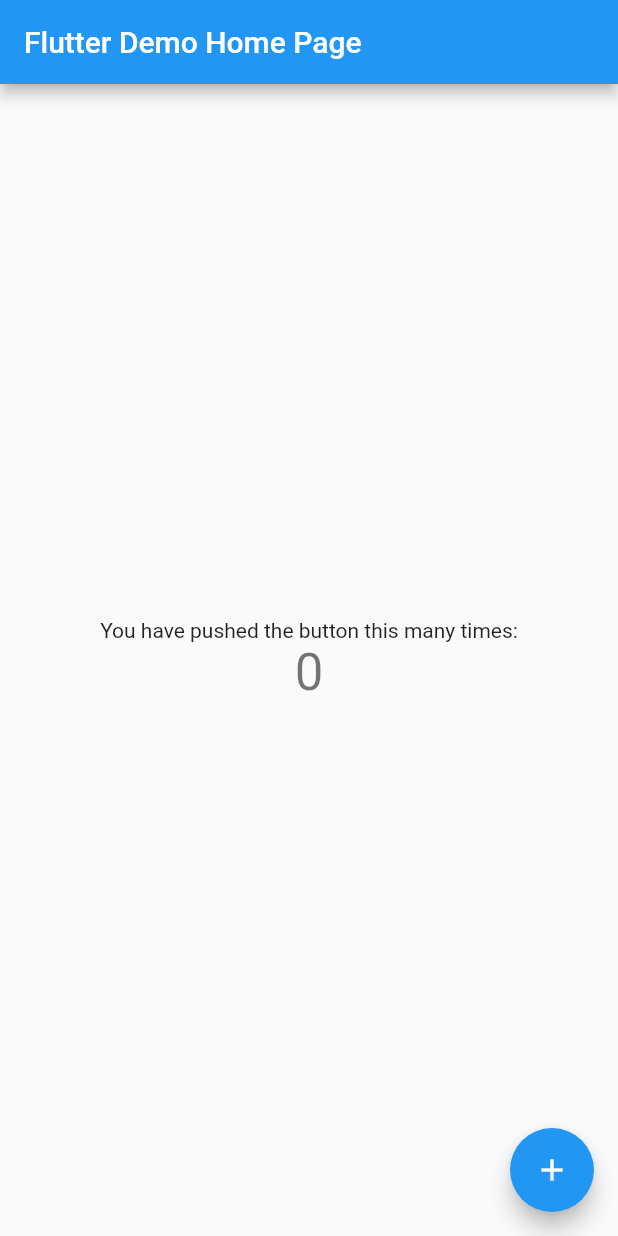
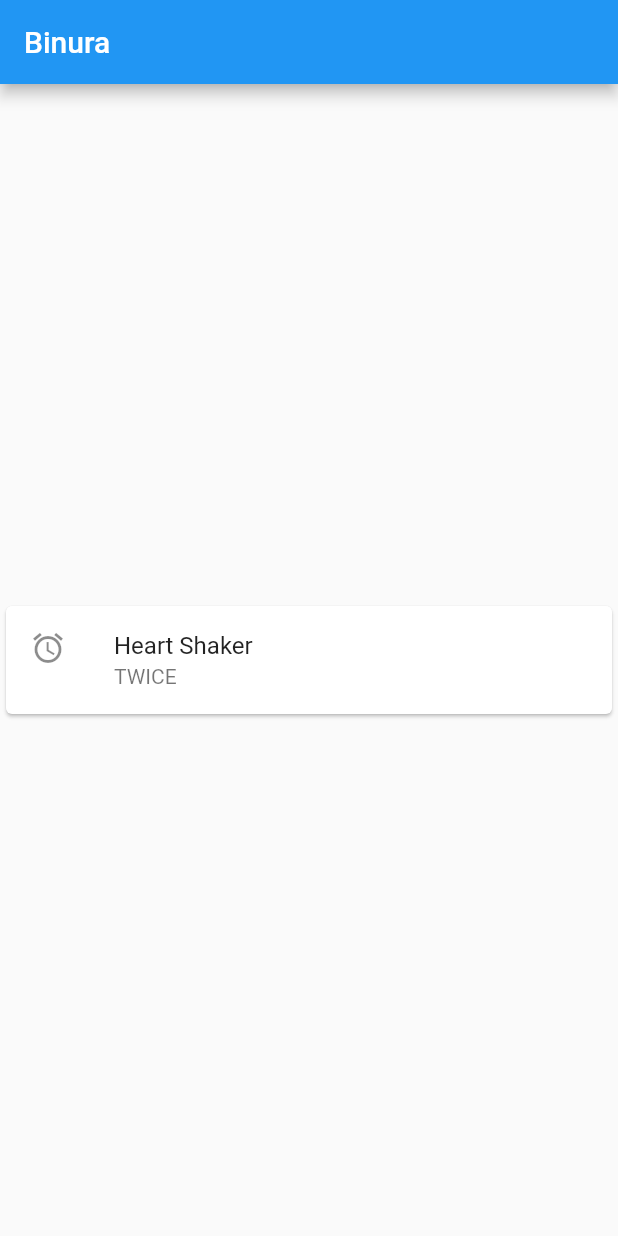
Before and after one commit to Binuraowin/cplustraining, a Flutter app: the screen it shows after launch, on a phone screen of 412 x 824 dp. Run offline on Flutter 3.47's test engine with Material 2 defaults, Android fonts, the phone set to English and light mode, and no system bars.

```diff
--- /dev/null
+++ b/cplustraining/lib/components/home.dart
@@ -0,0 +1,32 @@
+import 'package:flutter/material.dart';
+
+class Home extends StatefulWidget {
+  @override
+  _HomeState createState() => _HomeState();
+}
+
+class _HomeState extends State<Home> {
+  @override
+  Widget build(BuildContext context) {
+    return Scaffold(
+      appBar: AppBar(
+        title: (Text("Binura")),
+      ),
+      body: Center(
+        child:Card(
+               child: Column(
+                   mainAxisSize: MainAxisSize.min,
+          children: <Widget>[
+            const ListTile(
+              leading: Icon(Icons.access_alarm),
+               title: Text('Heart Shaker'),
+          subtitle: Text('TWICE'),
+            )
+          ],
+        ),
+        ),
+
+      ),
+    );
+  }
+}
--- a/cplustraining/lib/main.dart
+++ b/cplustraining/lib/main.dart
@@ -1,117 +1,75 @@
 import 'package:flutter/material.dart';
-
+import './components/home.dart';
 void main() {
   runApp(MyApp());
 }
 
 class MyApp extends StatelessWidget {
-  // This widget is the root of your application.
+
   @override
   Widget build(BuildContext context) {
     return MaterialApp(
       title: 'Flutter Demo',
       theme: ThemeData(
-        // This is the theme of your application.
-        //
-        // Try running your application with "flutter run". You'll see the
-        // application has a blue toolbar. Then, without quitting the app, try
-        // changing the primarySwatch below to Colors.green and then invoke
-        // "hot reload" (press "r" in the console where you ran "flutter run",
-        // or simply save your changes to "hot reload" in a Flutter IDE).
-        // Notice that the counter didn't reset back to zero; the application
-        // is not restarted.
+
         primarySwatch: Colors.blue,
-        // This makes the visual density adapt to the platform that you run
-        // the app on. For desktop platforms, the controls will be smaller and
-        // closer together (more dense) than on mobile platforms.
+
         visualDensity: VisualDensity.adaptivePlatformDensity,
       ),
-      home: MyHomePage(title: 'Flutter Demo Home Page'),
+      home: Home(),
     );
   }
 }
 
-class MyHomePage extends StatefulWidget {
-  MyHomePage({Key key, this.title}) : super(key: key);
+// class MyHomePage extends StatefulWidget {
+//   MyHomePage({Key key, this.title}) : super(key: key);
 
-  // This widget is the home page of your application. It is stateful, meaning
-  // that it has a State object (defined below) that contains fields that affect
-  // how it looks.
 
-  // This class is the configuration for the state. It holds the values (in this
-  // case the title) provided by the parent (in this case the App widget) and
-  // used by the build method of the State. Fields in a Widget subclass are
-  // always marked "final".
+//   final String title;
 
-  final String title;
+//   @override
+//   _MyHomePageState createState() => _MyHomePageState();
+// }
 
-  @override
-  _MyHomePageState createState() => _MyHomePageState();
-}
+// class _MyHomePageState extends State<MyHomePage> {
+//   int _counter = 0;
 
-class _MyHomePageState extends State<MyHomePage> {
-  int _counter = 0;
+//   void _incrementCounter() {
+//     setState(() {
 
-  void _incrementCounter() {
-    setState(() {
-      // This call to setState tells the Flutter framework that something has
-      // changed in this State, which causes it to rerun the build method below
-      // so that the display can reflect the updated values. If we changed
-      // _counter without calling setState(), then the build method would not be
-      // called again, and so nothing would appear to happen.
-      _counter++;
-    });
-  }
+//       _counter++;
+//     });
+//   }
 
-  @override
-  Widget build(BuildContext context) {
-    // This method is rerun every time setState is called, for instance as done
-    // by the _incrementCounter method above.
-    //
-    // The Flutter framework has been optimized to make rerunning build methods
-    // fast, so that you can just rebuild anything that needs updating rather
-    // than having to individually change instances of widgets.
-    return Scaffold(
-      appBar: AppBar(
-        // Here we take the value from the MyHomePage object that was created by
-        // the App.build method, and use it to set our appbar title.
-        title: Text(widget.title),
-      ),
-      body: Center(
-        // Center is a layout widget. It takes a single child and positions it
-        // in the middle of the parent.
-        child: Column(
-          // Column is also a layout widget. It takes a list of children and
-          // arranges them vertically. By default, it sizes itself to fit its
-          // children horizontally, and tries to be as tall as its parent.
-          //
-          // Invoke "debug painting" (press "p" in the console, choose the
-          // "Toggle Debug Paint" action from the Flutter Inspector in Android
-          // Studio, or the "Toggle Debug Paint" command in Visual Studio Code)
-          // to see the wireframe for each widget.
-          //
-          // Column has various properties to control how it sizes itself and
-          // how it positions its children. Here we use mainAxisAlignment to
-          // center the children vertically; the main axis here is the vertical
-          // axis because Columns are vertical (the cross axis would be
-          // horizontal).
-          mainAxisAlignment: MainAxisAlignment.center,
-          children: <Widget>[
-            Text(
-              'You have pushed the button this many times:',
-            ),
-            Text(
-              '$_counter',
-              style: Theme.of(context).textTheme.headline4,
-            ),
-          ],
-        ),
-      ),
-      floatingActionButton: FloatingActionButton(
-        onPressed: _incrementCounter,
-        tooltip: 'Increment',
-        child: Icon(Icons.add),
-      ), // This trailing comma makes auto-formatting nicer for build methods.
-    );
-  }
-}
+//   @override
+//   Widget build(BuildContext context) {
+
+//     return Scaffold(
+//       appBar: AppBar(
+
+//         title: Text(widget.title),
+//       ),
+//       body: Center(
+
+//         child: Column(
+
+//           mainAxisAlignment: MainAxisAlignment.center,
+//           children: <Widget>[
+//             Text(
+//               'You have pushed the button this many times:',
+//             ),
+//             Text(
+//               '$_counter',
+//               style: Theme.of(context).textTheme.headline4,
+//             ),
+//           ],
+//         ),
+//       ),
+//       floatingActionButton: FloatingActionButton(
+//         onPressed: _incrementCounter,
+//         tooltip: 'Increment',
+//         child: Icon(Icons.add),
+//       ), // This trailing comma makes auto-formatting nicer for build methods.
+//     );
+//   }
+// }
```
